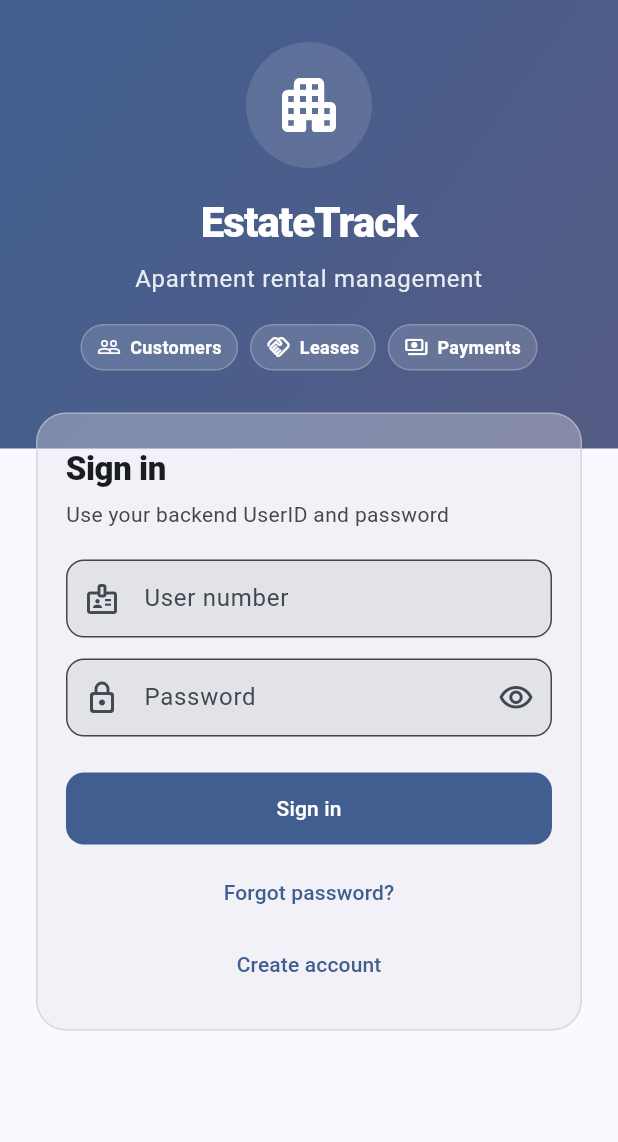
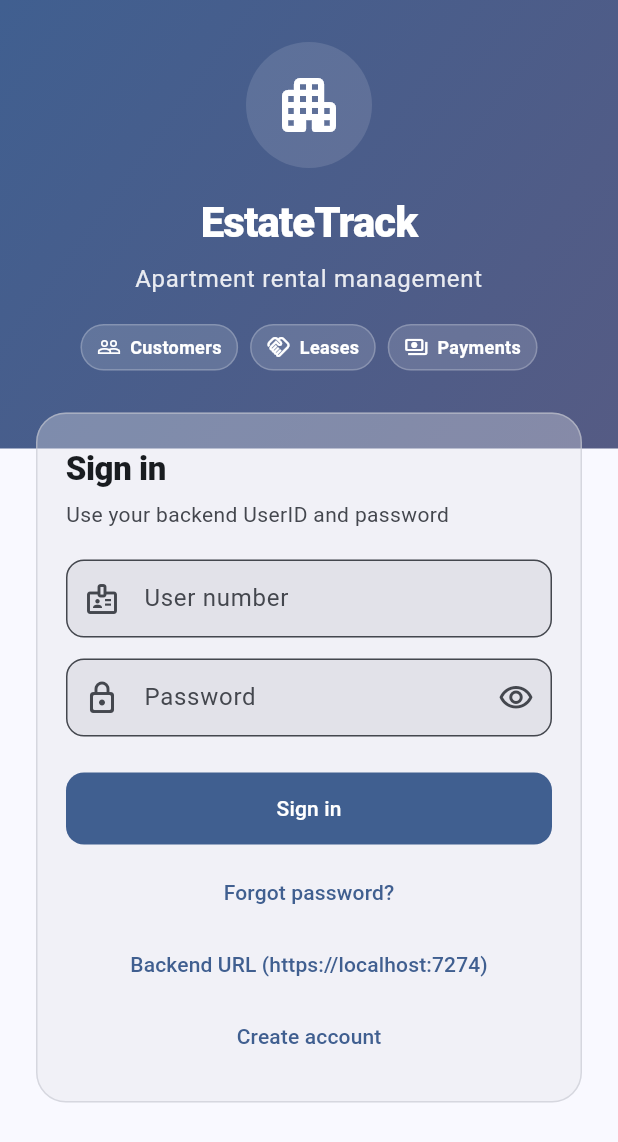
Before and after one commit to ammarie21/estatetrack1, a Flutter app: the screen it shows after launch, on a phone screen of 412 x 824 dp. Shown: the top 1142 px of the screen. Run offline on Flutter 3.47's test engine with Material 3 defaults, Android fonts, the phone set to English and light mode, and no system bars; our stand-ins replace fl_chart, flutter_local_notifications, flutter_timezone, shared_preferences, timezone; accounts and stored records are empty.

Commit message:
final version

```diff
--- a/lib/config/api_config.dart
+++ b/lib/config/api_config.dart
@@ -1,15 +1,31 @@
+import 'package:flutter/foundation.dart';
+
 import 'package:estatetrack1/settings/app_settings.dart';
+
 /// Central API configuration for EstateTrack backend integration.
 class ApiConfig {
   ApiConfig._();
 
-  /// Default local HTTPS URL from RentalApartment_API launchSettings.
-  static const String defaultBaseUrl = 'https://localhost:7274';
+  /// Desktop uses HTTPS with a dev cert bypass; browsers need plain HTTP + CORS.
+  static String get defaultBaseUrl =>
+      kIsWeb ? 'http://localhost:5170' : 'https://localhost:7274';
 
   static String get baseUrl {
     final override = AppSettings.instance.apiBaseUrl?.trim();
-    if (override != null && override.isNotEmpty) return override;
-    return defaultBaseUrl;
+    final resolved = (override != null && override.isNotEmpty)
+        ? override
+        : defaultBaseUrl;
+    if (kIsWeb && _isLocalhostHttps(resolved)) {
+      return defaultBaseUrl;
+    }
+    return resolved;
+  }
+
+  static bool _isLocalhostHttps(String url) {
+    final uri = Uri.tryParse(url);
+    return uri != null &&
+        uri.scheme == 'https' &&
+        (uri.host == 'localhost' || uri.host == '127.0.0.1');
   }
 
   static const Duration requestTimeout = Duration(seconds: 25);
--- /dev/null
+++ b/lib/data/api_http_client.dart
@@ -0,0 +1,3 @@
+export 'api_http_client_stub.dart'
+    if (dart.library.io) 'api_http_client_io.dart'
+    if (dart.library.html) 'api_http_client_web.dart';
--- /dev/null
+++ b/lib/data/api_http_client_stub.dart
@@ -0,0 +1,3 @@
+import 'package:http/http.dart' as http;
+
+http.Client createApiHttpClient() => http.Client();
--- /dev/null
+++ b/lib/data/api_http_client_web.dart
@@ -0,0 +1,4 @@
+import 'package:http/http.dart' as http;
+
+/// Browsers enforce TLS and CORS; self-signed localhost certs cannot be bypassed.
+http.Client createApiHttpClient() => http.Client();
--- a/lib/screens/login/login_screen.dart
+++ b/lib/screens/login/login_screen.dart
@@ -1,10 +1,13 @@
+import 'package:flutter/foundation.dart';
 import 'package:flutter/material.dart';
 
+import 'package:estatetrack1/config/api_config.dart';
 import 'package:estatetrack1/data/estate_api.dart';
 import 'package:estatetrack1/screens/home/home_screen.dart';
 import 'package:estatetrack1/screens/login/create_account_screen.dart';
 import 'package:estatetrack1/screens/login/forgot_password_screen.dart';
 import 'package:estatetrack1/settings/app_settings.dart';
+import 'package:estatetrack1/ui/api_url_dialog.dart';
 import 'package:estatetrack1/ui/app_components.dart';
 
 class LoginScreen extends StatefulWidget {
@@ -34,6 +37,11 @@ class _LoginScreenState extends State<LoginScreen> {
     _identifierController.dispose();
     _passwordController.dispose();
     super.dispose();
+  }
+
+  Future<void> _editApiUrl() async {
+    final changed = await showApiUrlDialog(context);
+    if (changed && mounted) setState(() {});
   }
 
   Future<void> _onLogin() async {
@@ -122,6 +130,35 @@ class _LoginScreenState extends State<LoginScreen> {
                     child: Column(
                       crossAxisAlignment: CrossAxisAlignment.stretch,
                       children: [
+                        if (kIsWeb) ...[
+                          Container(
+                            padding: const EdgeInsets.all(12),
+                            decoration: BoxDecoration(
+                              color: scheme.primaryContainer
+                                  .withValues(alpha: 0.35),
+                              borderRadius: BorderRadius.circular(12),
+                            ),
+                            child: Row(
+                              crossAxisAlignment: CrossAxisAlignment.start,
+                              children: [
+                                Icon(
+                                  Icons.info_outline,
+                                  color: scheme.primary,
+                                  size: 20,
+                                ),
+                                const SizedBox(width: 10),
+                                Expanded(
+                                  child: Text(
+                                    'Backend: ${ApiConfig.baseUrl}. '
+                                    'Start the API on HTTP port 5170, then hot restart this page.',
+                                    style: t.bodySmall,
+                                  ),
+                                ),
+                              ],
+                            ),
+                          ),
+                          const SizedBox(height: 16),
+                        ],
                         Text(
                           'Sign in',
                           style: t.titleLarge?.copyWith(
@@ -188,6 +225,10 @@ class _LoginScreenState extends State<LoginScreen> {
                         TextButton(
                           onPressed: _goToForgotPassword,
                           child: const Text('Forgot password?'),
+                        ),
+                        TextButton(
+                          onPressed: _editApiUrl,
+                          child: Text('Backend URL (${ApiConfig.baseUrl})'),
                         ),
                         TextButton(
                           onPressed: _goToCreateAccount,
--- a/lib/screens/settings/settings_screen.dart
+++ b/lib/screens/settings/settings_screen.dart
@@ -363,7 +363,7 @@ class SettingsScreen extends StatelessWidget {
         title: const Text('API base URL'),
         content: TextField(
           controller: controller,
-          decoration: const InputDecoration(
+          decoration: InputDecoration(
             labelText: 'Backend URL',
             hintText: ApiConfig.defaultBaseUrl,
           ),
```
Also changed, not shown: lib/data/api_http_client_io.dart (added, +13 -0 lines), lib/data/estate_api.dart (+68 -59 lines), lib/notifications/lease_reminder_service.dart (+2 -158 lines), lib/notifications/lease_reminder_service_impl.dart (added, +158 -0 lines), lib/notifications/lease_reminder_service_stub.dart (added, +20 -0 lines), lib/ui/api_url_dialog.dart (added, +50 -0 lines).
